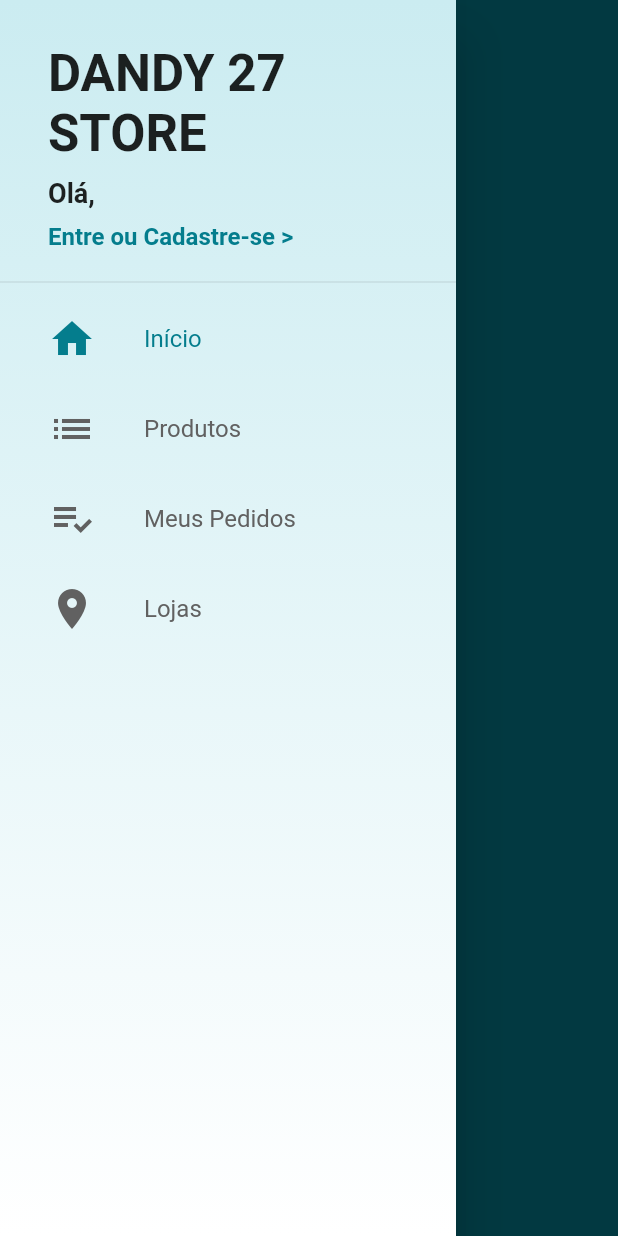
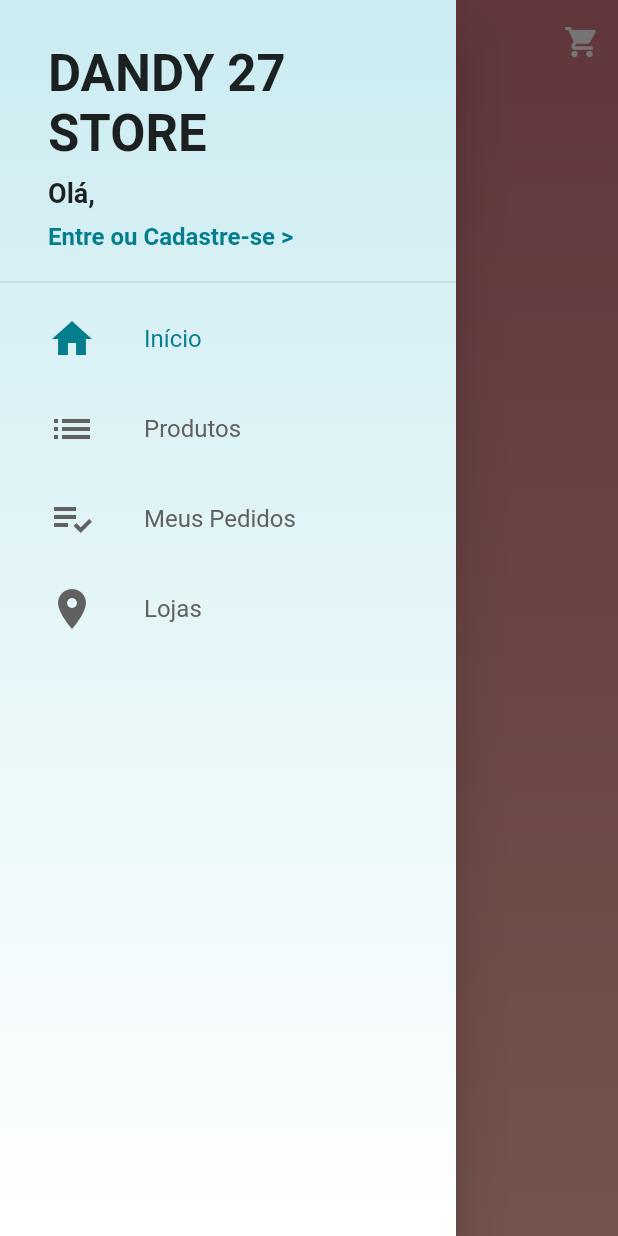
Before and after one commit to Dandy27/virtual-loja, a Flutter app: the screen it shows after launch, with the side drawer open, on a phone screen of 412 x 824 dp. Run offline on Flutter 3.47's test engine with Material 2 defaults, Android fonts, the phone set to English and light mode, and no system bars; our stand-ins replace carousel_pro, cloud_firestore, firebase_auth; accounts and stored records are empty.

Commit message:
Criando lista de seções

```diff
--- a/virtualloja_app/lib/screens/base/base_screen.dart
+++ b/virtualloja_app/lib/screens/base/base_screen.dart
@@ -2,10 +2,10 @@ import 'package:flutter/material.dart';
 import 'package:virtualloja_app/commom/custom_drawe/custom_drawer.dart';
 import 'package:provider/provider.dart';
 import 'package:virtualloja_app/models/page_manager.dart';
+import 'package:virtualloja_app/screens/home/home_screen.dart';
 import 'package:virtualloja_app/screens/products/products_screen.dart';
 
 class BaseScreen extends StatelessWidget {
-
   final PageController pageController = PageController();
 
   @override
@@ -16,28 +16,29 @@ class BaseScreen extends StatelessWidget {
         physics: const NeverScrollableScrollPhysics(),
         controller: pageController,
         children: [
-          Scaffold(
-            drawer: CustomDrawer() ,
-            appBar: AppBar(
-              title: const Text('Home'),
-            ),
-          ),
+          HomeScreen(),
           ProductsScreen(),
           Scaffold(
-            drawer: CustomDrawer() ,
+            drawer: CustomDrawer(),
             appBar: AppBar(
               title: const Text('Meus Pedidos'),
             ),
           ),
           Scaffold(
-            drawer: CustomDrawer() ,
+            drawer: CustomDrawer(),
             appBar: AppBar(
               title: const Text('Lojas'),
             ),
           ),
-          Container(color: Colors.red,),
-          Container(color: Colors.yellow,),
-          Container(color: Colors.green,),
+          Container(
+            color: Colors.red,
+          ),
+          Container(
+            color: Colors.yellow,
+          ),
+          Container(
+            color: Colors.green,
+          ),
         ],
       ),
     );
--- a/virtualloja_app/lib/screens/home/home_screen.dart
+++ b/virtualloja_app/lib/screens/home/home_screen.dart
@@ -0,0 +1,67 @@
+import 'package:flutter/material.dart';
+import 'package:provider/provider.dart';
+import 'package:virtualloja_app/commom/custom_drawe/custom_drawer.dart';
+import 'package:virtualloja_app/models/home_manager.dart';
+
+import 'components /section_list.dart';
+
+class HomeScreen extends StatelessWidget {
+  @override
+  Widget build(BuildContext context) {
+    return Scaffold(
+      drawer: CustomDrawer(),
+      body: Stack(
+        children: [
+          Container(
+            decoration: BoxDecoration(
+                gradient: LinearGradient(colors: const [
+              Color.fromARGB(255, 211, 118, 130),
+              Color.fromARGB(255, 253, 181, 168)
+            ], begin: Alignment.topCenter, end: Alignment.bottomCenter)),
+          ),
+          CustomScrollView(
+            slivers: [
+              SliverAppBar(
+                snap: true,
+                floating: true,
+                elevation: 0,
+                backgroundColor: Colors.transparent,
+                flexibleSpace: const FlexibleSpaceBar(
+                  title: Text('Dandy 27 Store'),
+                  centerTitle: true,
+                ),
+                actions: [
+                  IconButton(
+                    icon: Icon(Icons.shopping_cart),
+                    color: Colors.white,
+                    onPressed: () => Navigator.of(context).pushNamed('/cart'),
+                  )
+                ],
+              ),
+              Consumer<HomeManager>(
+                builder: (_, homeManager, __){
+                  final List<Widget> children = homeManager.sections
+                      .map<Widget>((section) {
+                        switch(section.type){
+                          case 'List':
+                            return SectionList(section);
+                          case 'Staggered':
+                            return Container();
+                          default:
+                            return Container();
+                        }
+
+                  }).toList();
+                  return SliverList(
+                    delegate: SliverChildListDelegate(children),
+                  );
+                },
+
+              ),
+            ],
+          ),
+        ],
+      ),
+    );
+  }
+}
```
Also changed, not shown: virtualloja_app/lib/screens/home/components /section_header.dart (added, +19 -0 lines), virtualloja_app/lib/screens/home/components /section_list.dart (added, +23 -0 lines).
